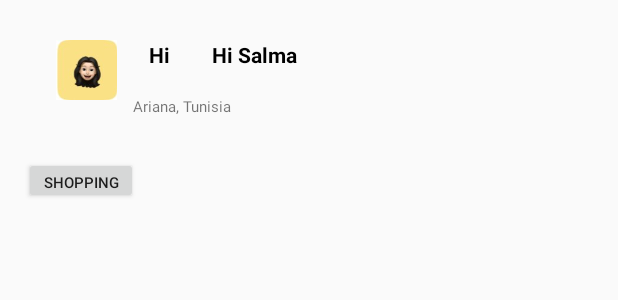
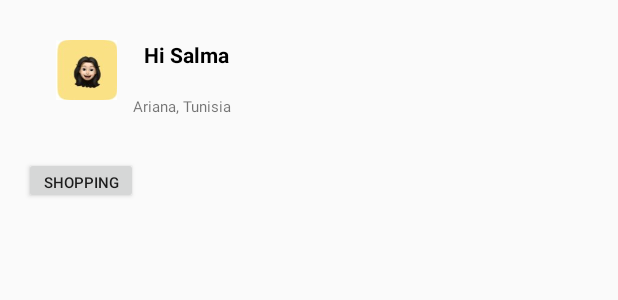
Before and after one commit to AzzaBenRomdhan/Mobile-Application, an Android app: the layout home.xml on its own in the app's theme, with its tools: preview values and no code run, on a phone screen of 412 x 824 dp. Shown: the top 300 px of the screen. Run offline under Robolectric (Android 15) with nearby library versions, the phone set to English and light mode, and no system bars; Roboto replaces fonts that are not available here.

Commit message:
hi user name fixed

```diff
--- a/app/src/main/java/org/esprit/registrationform/HomeActivity.java
+++ b/app/src/main/java/org/esprit/registrationform/HomeActivity.java
@@ -1,31 +1,29 @@
 package org.esprit.registrationform;
 
-import androidx.appcompat.app.AppCompatActivity;
-
 import android.content.Intent;
-import android.content.SharedPreferences;
 import android.os.Bundle;
 import android.view.View;
 import android.widget.Button;
 import android.widget.TextView;
 
+import androidx.appcompat.app.AppCompatActivity;
+
 public class HomeActivity extends AppCompatActivity {
-  //  TextView tv ;
     Button btn_shop_product;
-
-
 
     @Override
     protected void onCreate(Bundle savedInstanceState) {
         super.onCreate(savedInstanceState);
         setContentView(R.layout.home);
-      //  tv= findViewById(R.id.email);
-       // shared = getSharedPreferences(Login.PREF,MODE_PRIVATE);
 
+        // Retrieve user's name from Intent
+        String userName = getIntent().getStringExtra("USER_NAME");
 
-     //   tv.setText(shared.getString("EMAIL","5555"));
+        // Update the TextView with the user's name
+        TextView hiSalmaTextView = findViewById(R.id.email);
+        hiSalmaTextView.setText("Hi " + userName);
 
-        //redirection lil page products
+        // Redirect to the products page
         btn_shop_product = findViewById(R.id.btn_shop_product);
         btn_shop_product.setOnClickListener(new View.OnClickListener() {
             @Override
--- a/app/src/main/res/layout/home.xml
+++ b/app/src/main/res/layout/home.xml
@@ -27,21 +27,7 @@
         android:textStyle="bold"
         app:layout_constraintBottom_toBottomOf="parent"
         app:layout_constraintEnd_toEndOf="parent"
-        app:layout_constraintHorizontal_bias="0.398"
-        app:layout_constraintStart_toStartOf="parent"
-        app:layout_constraintTop_toTopOf="parent"
-        app:layout_constraintVertical_bias="0.033" />
-
-    <TextView
-        android:id="@+id/email2"
-        android:layout_width="wrap_content"
-        android:layout_height="wrap_content"
-        android:text="Hi "
-        android:textColor="#FF000000"
-        android:textStyle="bold"
-        app:layout_constraintBottom_toBottomOf="parent"
-        app:layout_constraintEnd_toEndOf="parent"
-        app:layout_constraintHorizontal_bias="0.251"
+        app:layout_constraintHorizontal_bias="0.271"
         app:layout_constraintStart_toStartOf="parent"
         app:layout_constraintTop_toTopOf="parent"
         app:layout_constraintVertical_bias="0.033" />
```
